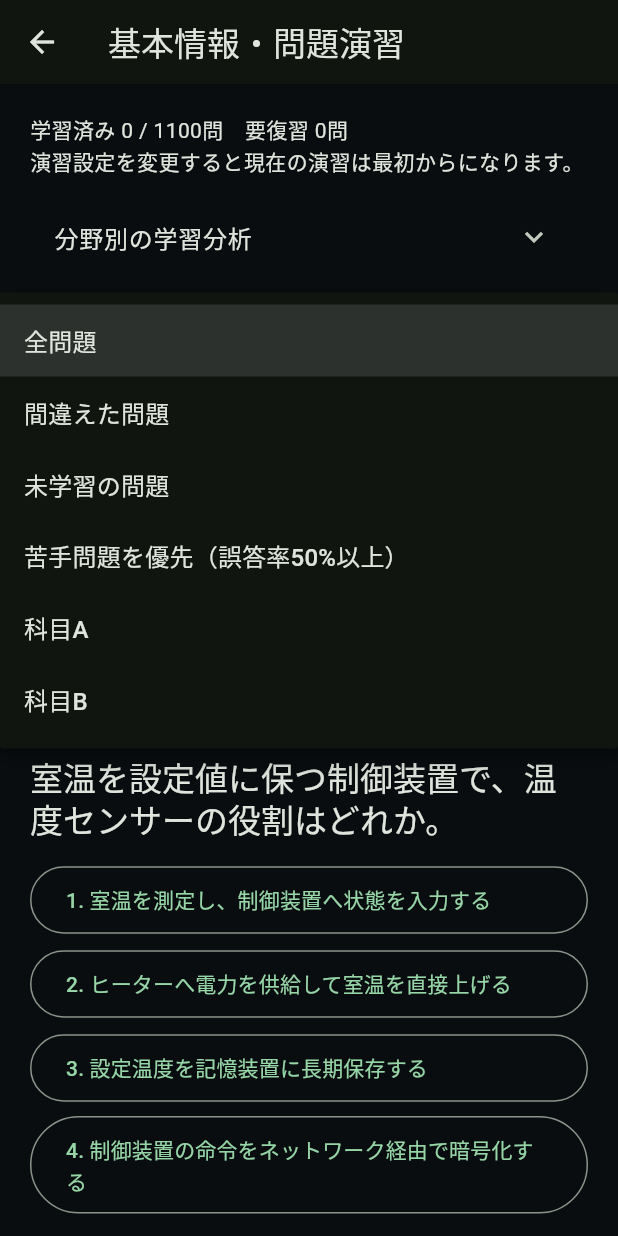
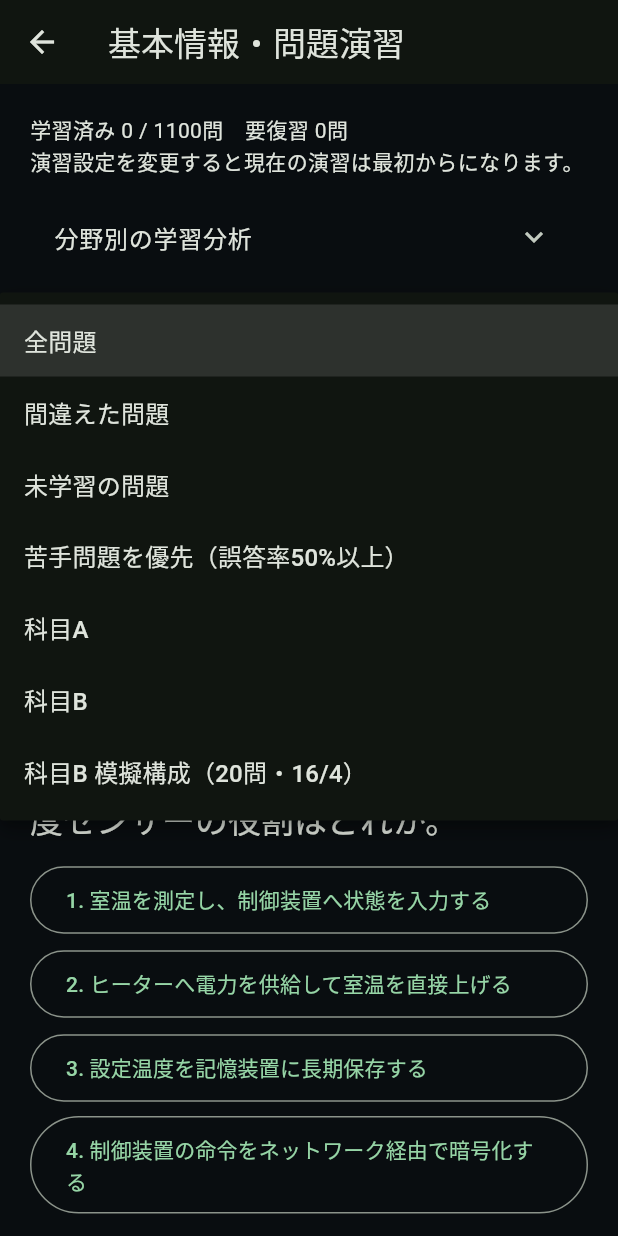
Before and after one commit to mackywild/Level-Me, a Flutter app: the FeQuestionScreen screen opened directly, after a tap on "全問題", on a phone screen of 412 x 824 dp. Run offline on Flutter 3.47's test engine with Material 3 defaults, Android fonts, the phone set to English and light mode, and no system bars.

Commit message:
Add balanced FE Section B exam practice mode

```diff
--- a/lib/screens/fe_question_screen.dart
+++ b/lib/screens/fe_question_screen.dart
@@ -4,8 +4,9 @@ import 'package:flutter/material.dart';
 import 'package:flutter/services.dart';
 import '../models/fe_question.dart';
 import '../services/fe_progress_store.dart';
+import '../services/fe_question_selector.dart';
 
-enum FePracticeMode { all, incorrect, unseen, weak, sectionA, sectionB }
+enum FePracticeMode { all, incorrect, unseen, weak, sectionA, sectionB, examB }
 
 class FeQuestionScreen extends StatefulWidget {
  const FeQuestionScreen({super.key});
@@ -43,15 +44,16 @@ class _FeQuestionScreenState extends State<FeQuestionScreen>{
    }).toList(),
    FePracticeMode.sectionA=>all.where((q)=>q.section=='A').toList(),
    FePracticeMode.sectionB=>all.where((q)=>q.section=='B').toList(),
+   FePracticeMode.examB=>FeQuestionSelector.selectBExamSet(all,random:_random),
   };
-  if(domainFilter!=null){questions=questions.where((q)=>q.domain==domainFilter).toList();}
+  if(domainFilter!=null&&mode!=FePracticeMode.examB){questions=questions.where((q)=>q.domain==domainFilter).toList();}
   if(mode==FePracticeMode.weak){
    questions.sort((a,b){
     double score(FeQuestion q){final h=history[q.id]!;return h.where((v)=>!v).length/h.length;}
     return score(b).compareTo(score(a));
    });
-  }else if(shuffle){questions.shuffle(_random);}
-  if(limit>0 && questions.length>limit){questions=questions.take(limit).toList();}
+  }else if(shuffle||mode==FePracticeMode.examB){questions.shuffle(_random);}
+  if(mode!=FePracticeMode.examB&&limit>0 && questions.length>limit){questions=questions.take(limit).toList();}
   index=0;correct=0;selected=null;
  }
  Future<void> _answer(int choice,FeQuestion question) async {
@@ -106,9 +108,11 @@ class _FeQuestionScreenState extends State<FeQuestionScreen>{
       DropdownMenuItem(value:FePracticeMode.weak,child:Text('苦手問題を優先（誤答率50%以上）')),
       DropdownMenuItem(value:FePracticeMode.sectionA,child:Text('科目A')),
       DropdownMenuItem(value:FePracticeMode.sectionB,child:Text('科目B')),
+      DropdownMenuItem(value:FePracticeMode.examB,child:Text('科目B 模擬構成（20問・16/4）')),
      ],
      onChanged:(v){if(v!=null){setState((){mode=v;_filter();});}},
     ),
+    if(mode==FePracticeMode.examB) const Padding(padding:EdgeInsets.only(bottom:12),child:Text('本試験の科目B構成に合わせ、アルゴリズム16問と情報セキュリティ4問を出題します。')),
     const SizedBox(height:12),
     DropdownButtonFormField<String>(
      key:ValueKey(domainFilter),
@@ -133,7 +137,7 @@ class _FeQuestionScreenState extends State<FeQuestionScreen>{
     if(questions.isEmpty)
      const Text('この条件に該当する問題はありません。')
     else if(index>=questions.length)...[
-     Text('演習完了　$correct / ${questions.length}',style:Theme.of(context).textTheme.headlineSmall),
+     Text(mode==FePracticeMode.examB?'科目B模擬構成の演習完了　$correct / ${questions.length}':'演習完了　$correct / ${questions.length}',style:Theme.of(context).textTheme.headlineSmall),
      Text('今回の正答率 ${(correct/questions.length*100).toStringAsFixed(1)}%'),
      const SizedBox(height:8),
      Text('誤答した問題は「間違えた問題」から復習できます。'),
```
